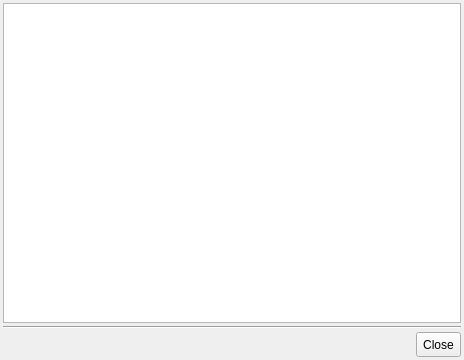
The window that lmc/src/helpwindow.ui (MariusDec/Lan-Messenger) describes before a commit, drawn with Qt 5.
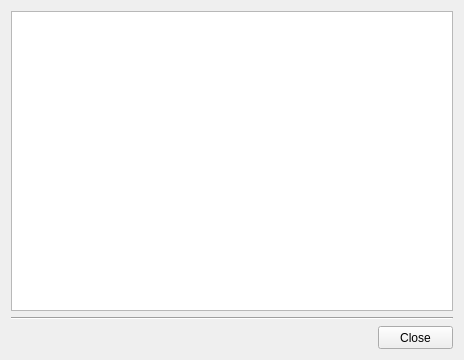
The same window after the commit. Custom widgets are drawn as their Qt base class.

```diff
--- a/lmc/src/helpwindow.ui
+++ b/lmc/src/helpwindow.ui
@@ -14,21 +14,6 @@
    <string>Form</string>
   </property>
   <layout class="QVBoxLayout" name="verticalLayout">
-   <property name="spacing">
-    <number>3</number>
-   </property>
-   <property name="leftMargin">
-    <number>3</number>
-   </property>
-   <property name="topMargin">
-    <number>3</number>
-   </property>
-   <property name="rightMargin">
-    <number>3</number>
-   </property>
-   <property name="bottomMargin">
-    <number>3</number>
-   </property>
    <item>
     <widget class="QTextBrowser" name="textBrowserHelp">
      <property name="openExternalLinks">
@@ -46,15 +31,15 @@
    <item alignment="Qt::AlignRight">
     <widget class="ThemedButton" name="buttonClose">
      <property name="sizePolicy">
-      <sizepolicy hsizetype="Preferred" vsizetype="Preferred">
+      <sizepolicy hsizetype="Preferred" vsizetype="Fixed">
        <horstretch>0</horstretch>
        <verstretch>0</verstretch>
       </sizepolicy>
      </property>
      <property name="minimumSize">
       <size>
-       <width>0</width>
-       <height>25</height>
+       <width>75</width>
+       <height>23</height>
       </size>
      </property>
      <property name="text">
```
